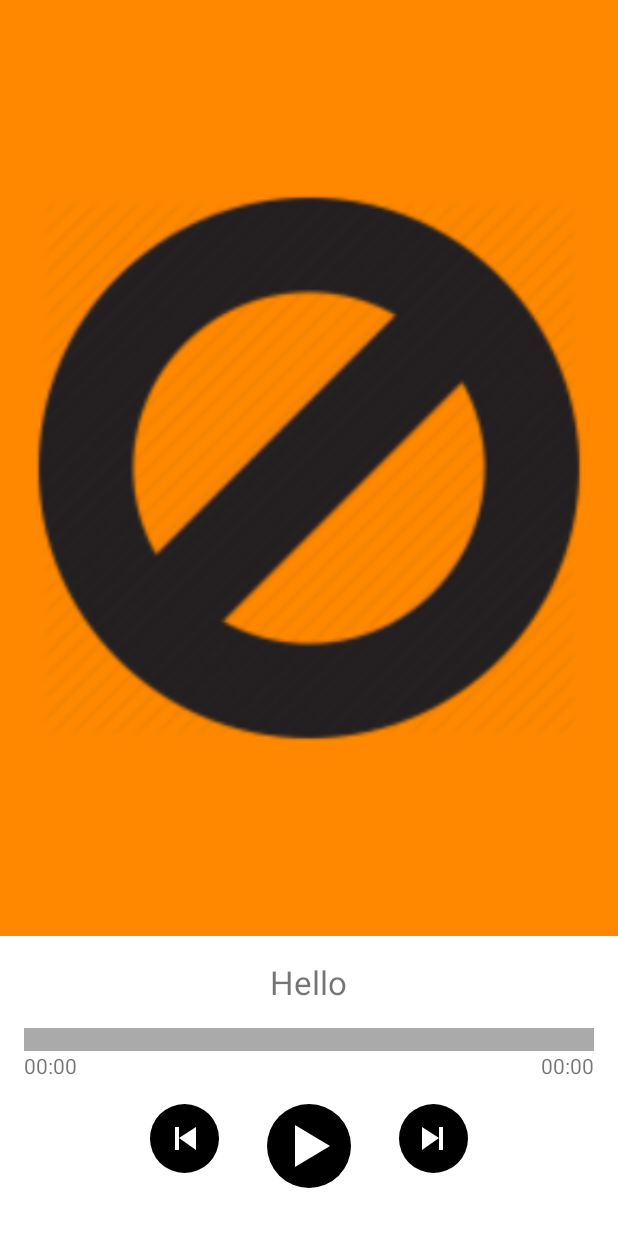
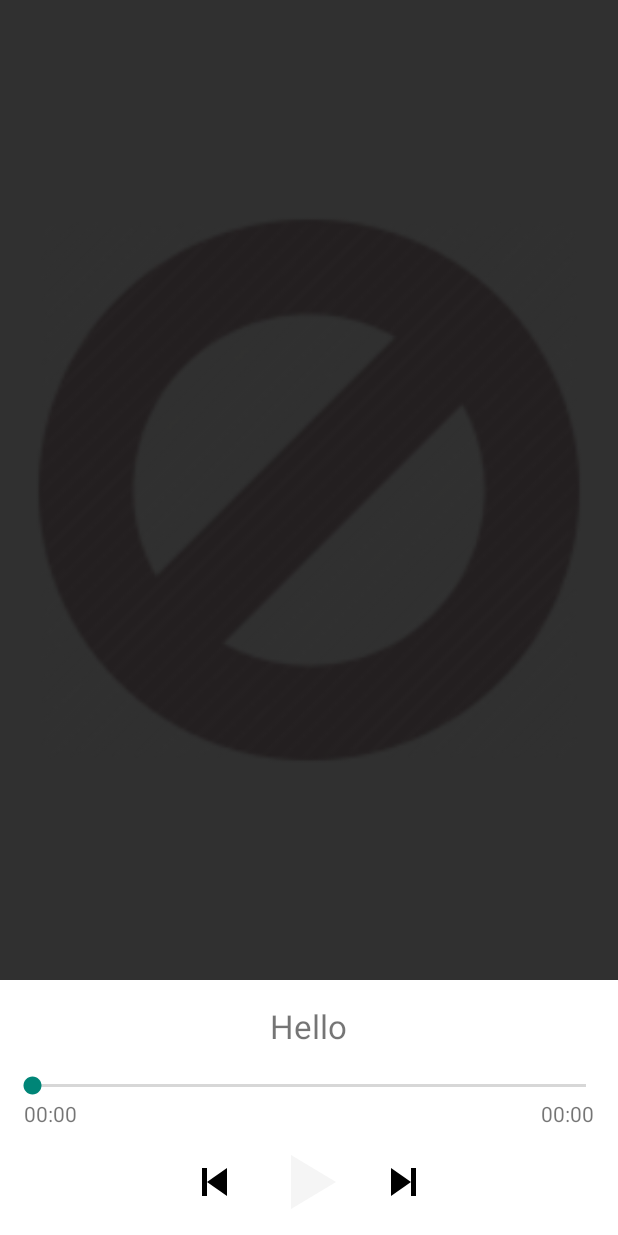
Before and after one commit to ahmedrizwan/SpotifyStreamer, an Android app: the layout fragment_player.xml on its own in the app's theme, with its tools: preview values and no code run, on a phone screen of 412 x 824 dp. Run offline under Robolectric (Android 15) with nearby library versions, the phone set to English and light mode, and no system bars.

Commit message:
Theme Attributes

```diff
--- a/app/src/main/AndroidManifest.xml
+++ b/app/src/main/AndroidManifest.xml
@@ -8,7 +8,7 @@
         android:allowBackup="true"
         android:icon="@drawable/ic_launcher"
         android:label="@string/app_name"
-        android:theme="@style/AppTheme" >
+        android:theme="@style/AppTheme.Orange" >
         <activity
             android:name=".Activities.ContainerActivity"
             android:label="@string/app_name" >
--- a/app/src/main/java/app/minimize/com/spotifystreamer/Activities/ContainerActivity.java
+++ b/app/src/main/java/app/minimize/com/spotifystreamer/Activities/ContainerActivity.java
@@ -7,7 +7,7 @@ import android.support.v7.widget.Toolbar;
 import android.view.Menu;
 import android.view.MenuItem;
 
-import app.minimize.com.spotifystreamer.Fragments.ArtistsFragment;
+import app.minimize.com.spotifystreamer.Fragments.PlayerDialogFragment;
 import app.minimize.com.spotifystreamer.R;
 
 public class ContainerActivity extends AppCompatActivity {
@@ -15,7 +15,9 @@ public class ContainerActivity extends AppCompatActivity {
     boolean mTwoPane;
     @Override
     protected void onCreate(Bundle savedInstanceState) {
+        setTheme(R.style.AppTheme_Orange);
         super.onCreate(savedInstanceState);
+
         setContentView(R.layout.activity_container);
         Toolbar toolbar = (Toolbar) findViewById(R.id.mainToolbar);
         setSupportActionBar(toolbar);
@@ -28,7 +30,7 @@ public class ContainerActivity extends AppCompatActivity {
             //make transaction for the artists fragment
             if (savedInstanceState == null) {
                 getSupportFragmentManager().beginTransaction()
-                        .add(R.id.container, new ArtistsFragment())
+                        .add(R.id.container, new PlayerDialogFragment())
                         .commit();
             }
         }
--- a/app/src/main/java/app/minimize/com/spotifystreamer/Adapters/ArtistsAdapter.java
+++ b/app/src/main/java/app/minimize/com/spotifystreamer/Adapters/ArtistsAdapter.java
@@ -52,7 +52,7 @@ public class ArtistsAdapter extends RecyclerView.Adapter<ArtistsAdapter.Recycler
     @Override
     public void onBindViewHolder(final RecyclerViewHolderArtists holder, final int position) {
         ArtistParcelable artistModel = (ArtistParcelable) mData.get(position);
-        holder.textViewArtistName.setText(artistModel.name);
+        holder.textViewArtistName.setText(artistModel.artistName);
         int images = artistModel.artistImageUrls.size();
         //if there are artistImageUrls available
         if (images > 0) {
--- a/app/src/main/java/app/minimize/com/spotifystreamer/Fragments/ArtistsFragment.java
+++ b/app/src/main/java/app/minimize/com/spotifystreamer/Fragments/ArtistsFragment.java
@@ -214,7 +214,7 @@ public class ArtistsFragment extends Fragment implements ArtistsAdapter.ArtistsE
         mArtists = new ArrayList<ArtistParcelable>();
         //iterate and save in the list
         for (Artist artist : artistsPager.artists.items) {
-            mArtists.add(new ArtistParcelable(artist.id, artist.name, artist.images));
+            mArtists.add(new ArtistParcelable(artist));
         }
         //update the adapter
         Utility.runOnUiThread(((AppCompatActivity) getActivity()), () -> {
@@ -273,7 +273,7 @@ public class ArtistsFragment extends Fragment implements ArtistsAdapter.ArtistsE
 
             if (artistModel.artistImageUrls.size() > 0)
                 bundle.putString(TracksFragment.IMAGE_URL, artistModel.artistImageUrls.get(0));
-            bundle.putString(TracksFragment.ARTIST_NAME, artistModel.name);
+            bundle.putString(TracksFragment.ARTIST_NAME, artistModel.artistName);
             bundle.putString(TracksFragment.ARTIST_ID, artistModel.id);
             tracksFragment.setArguments(bundle);
 
@@ -293,7 +293,7 @@ public class ArtistsFragment extends Fragment implements ArtistsAdapter.ArtistsE
             Bundle bundle = new Bundle();
             if (artistModel.artistImageUrls.size() > 0)
                 bundle.putString(TracksFragment.IMAGE_URL, artistModel.artistImageUrls.get(artistModel.artistImageUrls.size() - 2));
-            bundle.putString(TracksFragment.ARTIST_NAME, artistModel.name);
+            bundle.putString(TracksFragment.ARTIST_NAME, artistModel.artistName);
             bundle.putString(TracksFragment.ARTIST_ID, artistModel.id);
             fragment.setArguments(bundle);
             FragmentTransaction trans = getActivity().getSupportFragmentManager()
--- a/app/src/main/java/app/minimize/com/spotifystreamer/Views/EmptyButton.java
+++ b/app/src/main/java/app/minimize/com/spotifystreamer/Views/EmptyButton.java
@@ -12,7 +12,6 @@ import android.graphics.drawable.StateListDrawable;
 import android.graphics.drawable.shapes.OvalShape;
 import android.os.Build;
 import android.util.AttributeSet;
-import android.util.Log;
 import android.widget.ImageView;
 
 import app.minimize.com.spotifystreamer.R;
@@ -29,33 +28,33 @@ public class EmptyButton extends ImageView {
 
     public EmptyButton(Context context, AttributeSet attrs) {
         super(context, attrs);
-        int buttonColor;
-        try {
-            String background = attrs.getAttributeValue("http://schemas.android.com/apk/res/android", "background");
-            background = background.replaceAll("\\D+", "");
-            Log.e("Background", background + "  " + R.attr.colorPrimary);
-            if (Integer.parseInt(background) == (R.attr.colorPrimary)) {
-                buttonColor = (getPrimaryColorFromSelectedTheme(context));
-            } else
-                buttonColor = getResources().getColor(Integer.parseInt(background));
-        } catch (Exception e) {
-            buttonColor = Color.BLACK;
-        }
-        setButtonBackgroundColor(context, buttonColor);
+//        int buttonColor;
+//        try {
+//            String background = attrs.getAttributeValue("http://schemas.android.com/apk/res/android", "background");
+//            background = background.replaceAll("\\D+", "");
+////            Log.e("Background", background + "  " + R.attr.colorPrimary);
+//            if (Integer.parseInt(background) == (R.attr.colorPrimary)) {
+//                buttonColor = (getPrimaryColorFromSelectedTheme(context));
+//            } else
+//                buttonColor = getResources().getColor(Integer.parseInt(background));
+//        } catch (Exception e) {
+//            buttonColor = Color.BLACK;
+//        }
+//        setButtonBackgroundColor(context, buttonColor);
 
     }
 
     public void setButtonBackgroundColor(Context context, int buttonColor) {
-        if (Build.VERSION.SDK_INT >= Build.VERSION_CODES.LOLLIPOP) {
-            setBackground(getRippleCircularButton(context, buttonColor));
-
-        } else if (Build.VERSION.SDK_INT > Build.VERSION_CODES.ICE_CREAM_SANDWICH_MR1) {
-            setBackground(getCircularButton(buttonColor,
-                    darker(buttonColor, 2)));
-        } else {
-            setBackgroundDrawable(getCircularButton(buttonColor,
-                    darker(buttonColor, 2)));
-        }
+//        if (Build.VERSION.SDK_INT >= Build.VERSION_CODES.LOLLIPOP) {
+//            setBackground(getRippleCircularButton(context, buttonColor));
+//
+//        } else if (Build.VERSION.SDK_INT > Build.VERSION_CODES.ICE_CREAM_SANDWICH_MR1) {
+//            setBackground(getCircularButton(buttonColor,
+//                    darker(buttonColor, 2)));
+//        } else {
+//            setBackgroundDrawable(getCircularButton(buttonColor,
+//                    darker(buttonColor, 2)));
+//        }
     }
 
     //
@@ -74,7 +73,7 @@ public class EmptyButton extends ImageView {
     public static int getPrimaryColorDarkFromSelectedTheme(Context context) {
         int[] attrs = {R.attr.colorPrimary, R.attr.colorPrimaryDark};
         TypedArray ta = context.getTheme().obtainStyledAttributes(attrs);
-        int primaryColorDark = ta.getColor(1, Color.BLACK);
+        int primaryColorDark = ta.getColor(1, Color.WHITE);
         ta.recycle();
         return primaryColorDark;
     }
@@ -83,7 +82,7 @@ public class EmptyButton extends ImageView {
         // Parse MyCustomStyle, using Context.obtainStyledAttributes()
         int[] attrs = {R.attr.colorPrimary, R.attr.colorPrimaryDark};
         TypedArray ta = context.getTheme().obtainStyledAttributes(attrs);
-        int primaryColor = ta.getColor(0, Color.BLACK);
+        int primaryColor = ta.getColor(0, Color.YELLOW);
         ta.recycle();
         return primaryColor;
     }
--- a/app/src/main/java/app/minimize/com/spotifystreamer/Views/NextButton.java
+++ b/app/src/main/java/app/minimize/com/spotifystreamer/Views/NextButton.java
@@ -35,7 +35,7 @@ public class NextButton extends EmptyButton {
         super(context, attrs);
         mPaint = new Paint();
         mPaint.setStyle(Paint.Style.FILL);
-        mPaint.setColor(Color.WHITE);
+        mPaint.setColor(Color.BLACK);
         mPaint.setStrokeWidth(3.0f);
         mPaint.setAntiAlias(true);
 
--- a/app/src/main/java/app/minimize/com/spotifystreamer/Views/PlayButton.java
+++ b/app/src/main/java/app/minimize/com/spotifystreamer/Views/PlayButton.java
@@ -2,10 +2,10 @@ package app.minimize.com.spotifystreamer.Views;
 
 import android.content.Context;
 import android.graphics.Canvas;
-import android.graphics.Color;
 import android.graphics.Paint;
 import android.graphics.Path;
 import android.util.AttributeSet;
+import android.util.Log;
 
 import app.minimize.com.spotifystreamer.R;
 
@@ -18,6 +18,8 @@ public class PlayButton extends EmptyButton {
     Paint mPaintLine;
     Path mPath;
     float point1x, point1y, point2x, point2y, point3x, point3y;
+    int widthHeight;
+    boolean pauseMode = false;
 
     public PlayButton(Context context) {
         super(context);
@@ -27,15 +29,16 @@ public class PlayButton extends EmptyButton {
         super(context, attrs);
         mPaint = new Paint();
         mPaint.setStyle(Paint.Style.FILL);
-//        mPaint.setColor(GlobalOperations.getPrimaryColorFromSelectedTheme(getContext()));
-        mPaint.setColor(Color.WHITE);
+//        mPaint.setColor(getResources().getColor(R.color.color_primary));
+        Log.e("Primary Color", getPrimaryColorFromSelectedTheme(context)+"");
+        mPaint.setColor(getPrimaryColorFromSelectedTheme(context));
         mPaint.setStrokeWidth(3.0f);
         mPaint.setAntiAlias(true);
 
         mPaintLine = new Paint();
         mPaintLine.setStyle(Paint.Style.FILL);
         mPaintLine.setAntiAlias(true);
-        mPaintLine.setColor(getPrimaryColorFromSelectedTheme(getContext()));
+        mPaintLine.setColor(getResources().getColor(R.color.color_primary));
 //        mPaintLine.setColor(Color.BLACK);
         mPaintLine.setStrokeWidth(3.0f);
 
@@ -56,15 +59,11 @@ public class PlayButton extends EmptyButton {
         mPath.close();
     }
 
-    int widthHeight;
 
-    boolean pauseMode = false;
 
     @Override
     protected void onDraw(Canvas canvas) {
         super.onDraw(canvas);
-//        canvas.drawCircle(getWidth() / 2, getHeight() / 2, (getWidth() / 2) - getWidth() / 12,
-//                mPaintLine);
         if (!pauseMode) {
             canvas.drawPath(mPath, mPaint);
         } else {
--- a/app/src/main/java/app/minimize/com/spotifystreamer/Views/PreviousButton.java
+++ b/app/src/main/java/app/minimize/com/spotifystreamer/Views/PreviousButton.java
@@ -31,7 +31,7 @@ public class PreviousButton extends EmptyButton {
         mPaint = new Paint();
         mPaint.setStyle(Paint.Style.FILL);
 //        mPaint.setColor(GlobalOperations.getPrimaryColorFromSelectedTheme(getContext()));
-        mPaint.setColor(Color.WHITE);
+        mPaint.setColor(Color.BLACK);
         mPaint.setStrokeWidth(3.0f);
         mPaint.setAntiAlias(true);
 
--- a/app/src/main/res/layout/fragment_player.xml
+++ b/app/src/main/res/layout/fragment_player.xml
@@ -4,7 +4,6 @@
               android:orientation="vertical"
               android:layout_width="match_parent"
               android:layout_height="match_parent"
-              android:background="@android:color/holo_orange_dark"
               app:theme="@style/Theme.AppCompat.Light">
 
     <ImageView
@@ -15,7 +14,7 @@
 
     <RelativeLayout
         android:layout_width="match_parent"
-        android:layout_height="200sp"
+        android:layout_height="wrap_content"
         android:background="@android:color/white">
 
         <TextView
@@ -27,17 +26,17 @@
             android:layout_centerHorizontal="true"
             android:id="@+id/textViewTrackName"/>
 
+
         <SeekBar
-            android:layout_width="match_parent"
-            android:layout_height="15sp"
+            android:id="@+id/seekBarPlayer"
+            android:layout_width="fill_parent"
+            android:layout_height="wrap_content"
             android:layout_below="@id/textViewTrackName"
-            android:max="100"
-            android:progress="0"
+            android:layout_centerVertical="true"
             android:layout_gravity="center"
-            android:progressDrawable="@drawable/progressbar"
-            android:secondaryProgress="0"
-            android:thumb="@android:color/transparent"
-            android:id="@+id/seekBarPlayer"/>
+            android:layout_marginLeft="5dp"
+            android:layout_marginRight="5dp"
+            />
 
         <TextView
             android:id="@+id/textViewStartTime"
@@ -57,35 +56,31 @@
             android:layout_marginRight="@dimen/default_margin"/>
 
 
+        <LinearLayout
+            android:layout_width="match_parent"
+            android:layout_height="wrap_content"
+            android:orientation="horizontal"
+            android:gravity="center"
+            android:layout_below="@id/textViewStartTime">
+
+            <app.minimize.com.spotifystreamer.Views.PreviousButton
+                android:layout_width="@dimen/iv_previous_next"
+                android:layout_height="@dimen/iv_previous_next"
+                android:id="@+id/imageViewPrevious"
+                />
             <app.minimize.com.spotifystreamer.Views.PlayButton
                 android:layout_width="@dimen/iv_play"
                 android:layout_height="@dimen/iv_play"
-            android:layout_below="@id/textViewStartTime"
-            android:layout_margin="@dimen/default_margin"
-            android:layout_centerHorizontal="true"
+                android:background="@android:color/white"
                 android:id="@+id/imageViewPlay"
                 />
-        <app.minimize.com.spotifystreamer.Views.PreviousButton
-            android:layout_width="@dimen/iv_previous_next"
-            android:layout_height="@dimen/iv_previous_next"
-            android:layout_toLeftOf="@id/imageViewPlay"
-            android:layout_below="@id/textViewStartTime"
-            android:layout_margin="@dimen/default_margin"
-            android:id="@+id/imageViewPrevious"
-            />
-
             <app.minimize.com.spotifystreamer.Views.NextButton
                 android:layout_width="@dimen/iv_previous_next"
                 android:layout_height="@dimen/iv_previous_next"
-            android:layout_below="@id/textViewStartTime"
-            android:layout_margin="@dimen/default_margin"
-            android:layout_toRightOf="@id/imageViewPlay"
                 android:id="@+id/imageViewNext"
                 />
-
-
+        </LinearLayout>
 
     </RelativeLayout>
 
-
 </LinearLayout>
--- a/app/src/main/res/values/dimens.xml
+++ b/app/src/main/res/values/dimens.xml
@@ -13,6 +13,6 @@
     <dimen name="progress_margin_bottom">200sp</dimen>
     <dimen name="parallax_large">250sp</dimen>
     <dimen name="parallax_small">150sp</dimen>
-    <dimen name="iv_previous_next">46sp</dimen>
-    <dimen name="iv_play">56sp</dimen>
+    <dimen name="iv_previous_next">56sp</dimen>
+    <dimen name="iv_play">72sp</dimen>
 </resources>
--- a/app/src/main/res/values/strings.xml
+++ b/app/src/main/res/values/strings.xml
@@ -16,4 +16,5 @@
     <item name="divider_alpha" format="float" type="dimen">0.3</item>
     <item name="parallax_multiplier" format="float" type="dimen">0.7</item>
     <string name="tv_no_tracks">Oops… No tracks found!</string>
+    <string name="key_tracks_parcelable">TrackParcelable</string>
 </resources>
--- a/app/src/main/res/values/styles.xml
+++ b/app/src/main/res/values/styles.xml
@@ -1,15 +1,22 @@
 <resources>
 
     <!-- Base application theme. -->
-    <style name="AppTheme" parent="Theme.AppCompat.NoActionBar">
+    <style name="AppTheme.Orange" parent="Theme.AppCompat.NoActionBar">
         <!-- Customize your theme here. -->
-        <item name="colorPrimary">@color/color_primary</item>
-        <item name="colorPrimaryDark">@color/color_primary_dark</item>
-        <item name="colorAccent">@color/color_accent</item>
+        <!--<item name="colorPrimary">@color/color_primary</item>-->
+        <!--<item name="colorPrimaryDark">@color/color_primary_dark</item>-->
+        <!--<item name="colorAccent">@color/color_accent</item>-->
+
+        <item name="android:windowDrawsSystemBarBackgrounds">true</item>
+
+        <item name="colorPrimary">#ffff5722</item>
+        <item name="colorPrimaryDark">#ffbf360c</item>
+        <item name="colorAccent">#ffff5722</item>
+
         <item name="android:windowContentTransitions">true</item>
     </style>
 
-    <style name="AppTheme.WhiteAccent" parent="AppTheme">
+    <style name="AppTheme.WhiteAccent" parent="AppTheme.Orange">
         <item name="colorAccent">#FFFFFF</item>
     </style>
 
```
Also changed, not shown: app/src/main/java/app/minimize/com/spotifystreamer/Fragments/PlayerDialogFragment.java (+50 -2 lines), app/src/main/java/app/minimize/com/spotifystreamer/Fragments/TracksFragment.java (+5 -2 lines), app/src/main/java/app/minimize/com/spotifystreamer/Parcelables/ArtistParcelable.java (+8 -8 lines), app/src/main/java/app/minimize/com/spotifystreamer/Parcelables/TrackParcelable.java (+13 -4 lines), app/src/main/res/drawable/ic_play_arrow_black_48dp.png (added), app/src/main/res/drawable/ic_skip_next_black_48dp.png (added), app/src/main/res/drawable/ic_skip_previous_black_48dp.png (added). Lines whose indentation alone changed are shown as unchanged.
